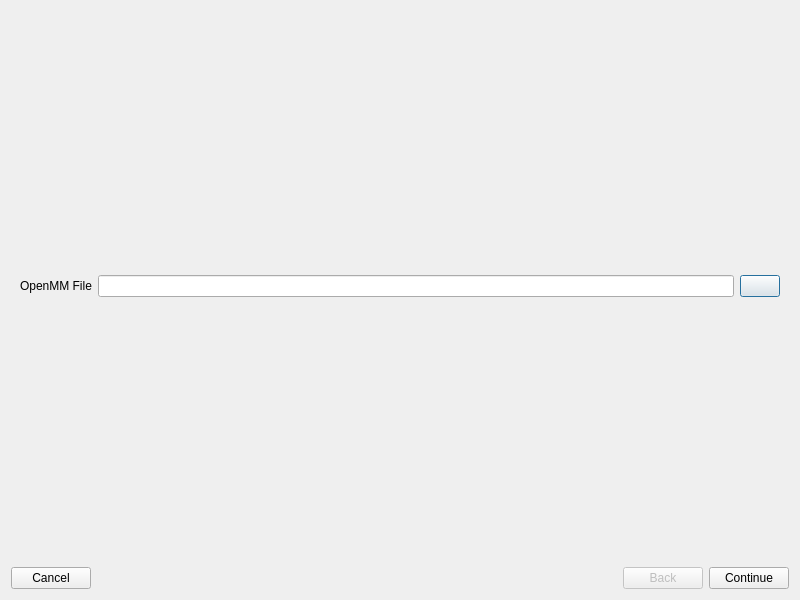
Old version of the form src/gui/importforcefieldwizard.ui in the repository disorderedmaterials/dissolve.
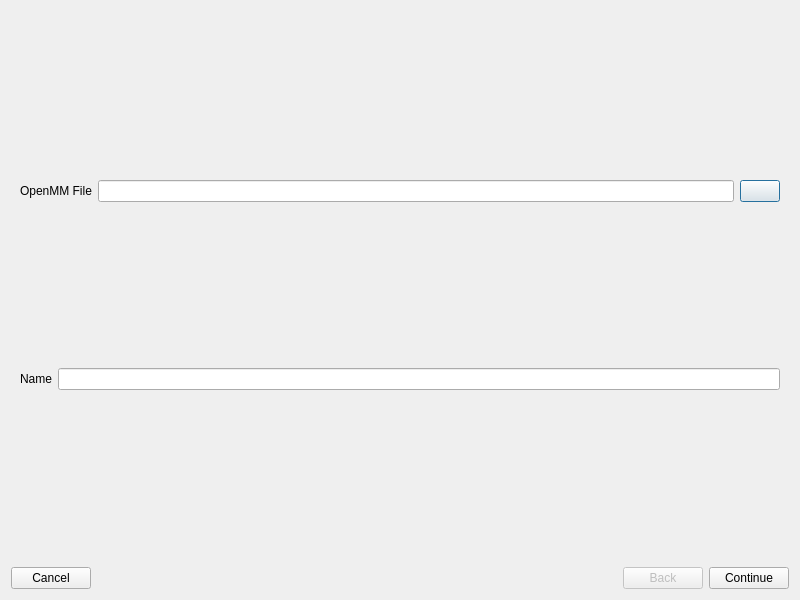
New version of the form. Icons and pictures are not drawn.

Diff of the .ui file:
```diff
--- a/src/gui/importforcefieldwizard.ui
+++ b/src/gui/importforcefieldwizard.ui
@@ -54,6 +54,20 @@
            </item>
           </layout>
          </item>
+<item>
+          <layout class="QHBoxLayout" name="horizontalLayout_name">
+           <item>
+            <widget class="QLabel" name="label_name">
+             <property name="text">
+              <string>Name</string>
+             </property>
+            </widget>
+           </item>
+           <item>
+            <widget class="QLineEdit" name="nameEdit"/>
+           </item>
+          </layout>
+         </item>
         </layout>
        </widget>
        <widget class="QWidget" name="page_2">
```
Left out of the diff: 17 changed lines with no effect on the pictures.
